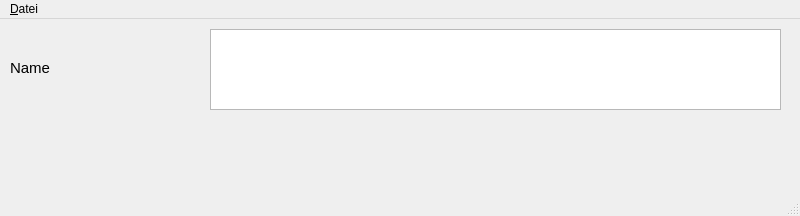
Above: Jahr3/TextVonDateiLaden/mainwindow.ui from nroelfs/schule before the change. Below: the same form after it.
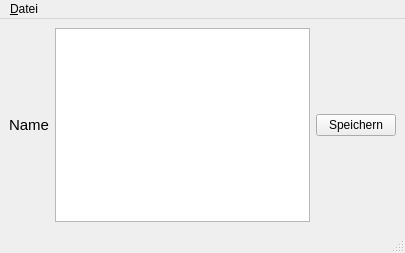
That is the form after the change.

Diff of the .ui file:
```diff
--- a/Jahr3/TextVonDateiLaden/mainwindow.ui
+++ b/Jahr3/TextVonDateiLaden/mainwindow.ui
@@ -6,38 +6,17 @@
    <rect>
     <x>0</x>
     <y>0</y>
-    <width>800</width>
-    <height>216</height>
+    <width>405</width>
+    <height>253</height>
    </rect>
   </property>
   <property name="windowTitle">
    <string>MainWindow</string>
   </property>
   <widget class="QWidget" name="centralwidget">
-   <widget class="QTextEdit" name="textEdit">
-    <property name="geometry">
-     <rect>
-      <x>210</x>
-      <y>10</y>
-      <width>571</width>
-      <height>81</height>
-     </rect>
-    </property>
-    <property name="font">
-     <font>
-      <pointsize>11</pointsize>
-     </font>
-    </property>
-   </widget>
+   <layout class="QHBoxLayout" name="horizontalLayout">
+    <item>
    <widget class="QLabel" name="label">
-    <property name="geometry">
-     <rect>
-      <x>10</x>
-      <y>13</y>
-      <width>171</width>
-      <height>71</height>
-     </rect>
-    </property>
     <property name="font">
      <font>
       <pointsize>11</pointsize>
@@ -47,13 +26,31 @@
      <string>Name</string>
     </property>
    </widget>
+    </item>
+    <item>
+     <widget class="QTextEdit" name="textEdit">
+      <property name="font">
+       <font>
+        <pointsize>11</pointsize>
+       </font>
+      </property>
+     </widget>
+    </item>
+    <item>
+     <widget class="QPushButton" name="pushButton">
+      <property name="text">
+       <string>Speichern</string>
+      </property>
+     </widget>
+    </item>
+   </layout>
   </widget>
   <widget class="QMenuBar" name="menubar">
    <property name="geometry">
     <rect>
      <x>0</x>
      <y>0</y>
-     <width>800</width>
+     <width>405</width>
      <height>21</height>
     </rect>
    </property>
```
Lines whose indentation alone changed are shown as unchanged.
